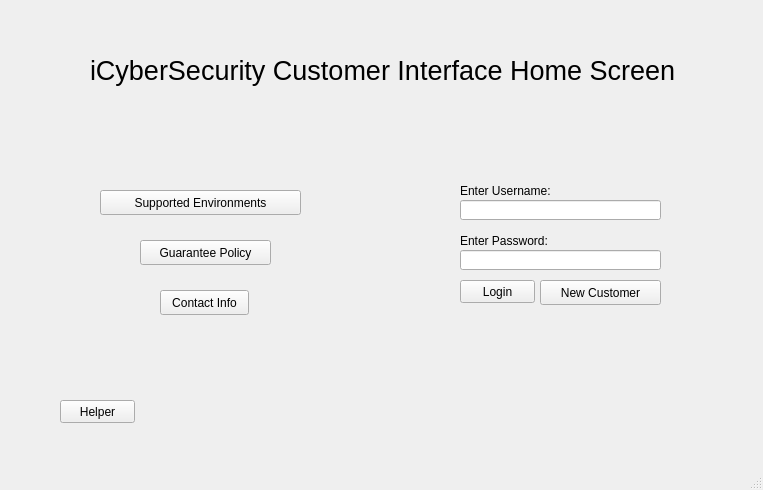
This is mainwindow.ui in broadermat70/agile- as Qt 5 draws it before an edit. The edited form follows.
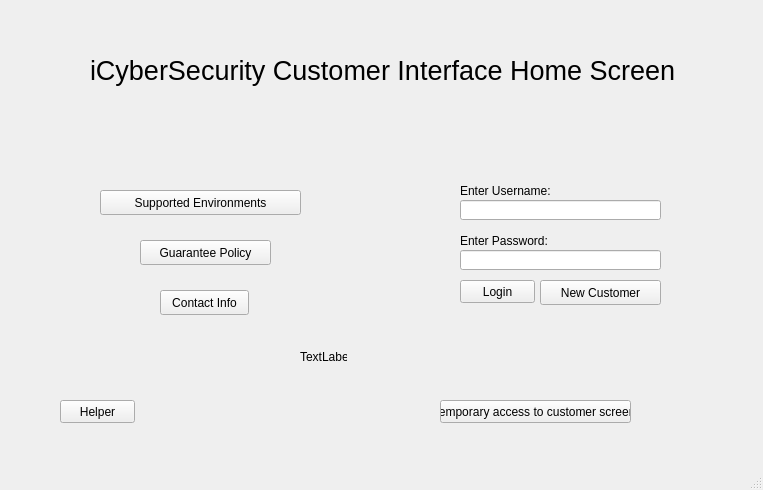
This is the edited form.

Diff of the .ui file:
```diff
--- a/mainwindow.ui
+++ b/mainwindow.ui
@@ -165,6 +165,45 @@
      <string>&lt;html&gt;&lt;head/&gt;&lt;body&gt;&lt;ul style=&quot;margin-top: 0px; margin-bottom: 0px; margin-left: 0px; margin-right: 0px; -qt-list-indent: 1;&quot;</string>
     </property>
    </widget>
+   <widget class="QPushButton" name="tempAccess">
+    <property name="geometry">
+     <rect>
+      <x>440</x>
+      <y>400</y>
+      <width>191</width>
+      <height>23</height>
+     </rect>
+    </property>
+    <property name="text">
+     <string>temporary access to customer screen</string>
+    </property>
+   </widget>
+   <widget class="QLabel" name="label">
+    <property name="geometry">
+     <rect>
+      <x>300</x>
+      <y>350</y>
+      <width>47</width>
+      <height>13</height>
+     </rect>
+    </property>
+    <property name="text">
+     <string>TextLabel</string>
+    </property>
+   </widget>
+   <zorder>passwordLabel</zorder>
+   <zorder>usernameLabel</zorder>
+   <zorder>pushButton_Login</zorder>
+   <zorder>homeScreenName</zorder>
+   <zorder>pushButton_2</zorder>
+   <zorder>guaranteePolicyButton</zorder>
+   <zorder>contactInfoButton</zorder>
+   <zorder>pushButton_NewCustomer</zorder>
+   <zorder>supportedEnvironmentsButton</zorder>
+   <zorder>tempAccess</zorder>
+   <zorder>label</zorder>
+   <zorder>lineEdit_Password</zorder>
+   <zorder>lineEdit_Username</zorder>
   </widget>
   <widget class="QMenuBar" name="menubar">
    <property name="geometry">
```
Left out of the diff: 3 changed lines with no effect on the pictures.
